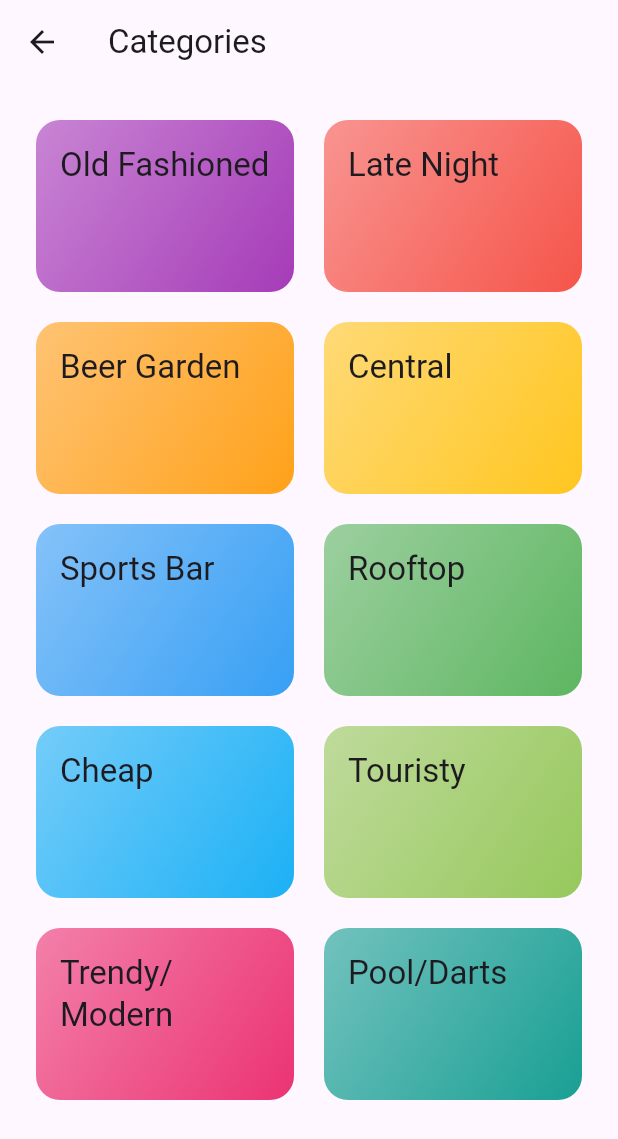
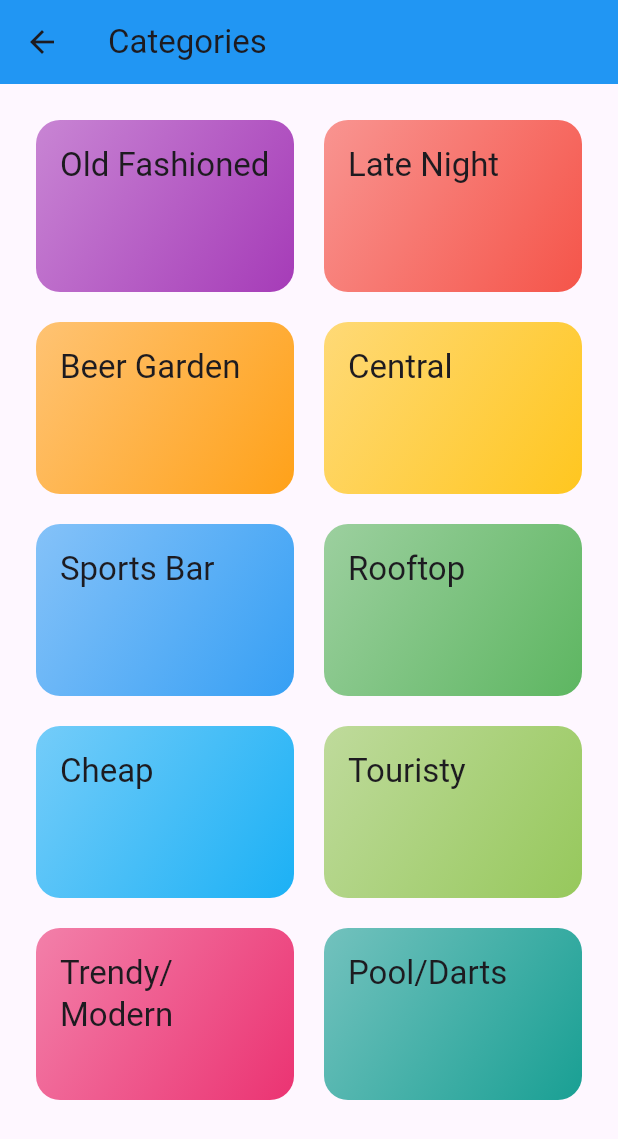
Before and after one commit to DaraLenaghan-1/Pub-Wiser, a Flutter app: the CategoriesScreen screen opened by its route, on a phone screen of 412 x 824 dp. Shown: the top 1139 px of the screen. Run offline on Flutter 3.47's test engine with Material 3 defaults, Android fonts, the phone set to English and light mode, and no system bars; our stand-ins replace firebase_auth, firebase_core, fluttertoast, font_awesome_flutter, google_fonts, google_sign_in and 1 more; accounts and stored records are empty.

Commit message:
Create UI to display pubs with local data

```diff
--- a/lib/data/pub_data.dart
+++ b/lib/data/pub_data.dart
@@ -57,7 +57,7 @@ const availableCategories = [
 
 const pubData = [
   Pub(
-    id: 'm1',
+    id: 'p1',
     categories: [
       'c1',
     ],
@@ -65,7 +65,134 @@ const pubData = [
     affordability: Affordability.affordable,
     imageUrl:
         'https://images.squarespace-cdn.com/content/v1/5b93e7d4c258b4fee2a78c89/1538865968160-ZA1OLQGY65IP0ZNQ8KQM/Tigh+Neactains+Photos-+Boyd+Challenger-2.jpg?format=2500w',
-    isAccessible : true,
+    isAccessible: true,
+    isLateNight: false,
+  ),
+  Pub(
+    id: 'p2',
+    categories: [
+      'c1',
+    ],
+    title: 'Tigh Coilí',
+    affordability: Affordability.affordable,
+    imageUrl:
+        'https://d2hz75cbudexsj.cloudfront.net/Galway/Restaurant/9763b5e9-4ef9-4f06-b016-30073677fb83.jpg',
+    isAccessible: true,
+    isLateNight: false,
+  ),
+  Pub(
+    id: 'p3',
+    categories: [
+      'c2',
+    ],
+    title: 'The Front Door',
+    affordability: Affordability.affordable,
+    imageUrl:
+        'https://www.frontdoorpub.com/wp-content/uploads/2019/11/74795236_10157168012164051_5862289415946108928_o-700x441.jpg',
+    isAccessible: true,
+    isLateNight: true,
+  ),
+  Pub(
+    id: 'p4',
+    categories: [
+      'c2',
+    ],
+    title: 'The Skeff',
+    affordability: Affordability.affordable,
+    imageUrl: 'https://thisisgalway.ie/wp-content/uploads/2018/03/Skeff-8.jpg',
+    isAccessible: true,
+    isLateNight: true,
+  ),
+  Pub(
+    id: 'p5',
+    categories: [
+      'c2',
+    ],
+    title: 'The Kings Head',
+    affordability: Affordability.affordable,
+    imageUrl:
+        'https://goodfoodireland.ie/wp-content/uploads/2020/11/paul-and-mary-grealish-the-kings-head-exterior-scaled.jpg',
+    isAccessible: true,
+    isLateNight: true,
+  ),
+  Pub(
+    id: 'p6',
+    categories: [
+      'c2',
+    ],
+    title: 'The Quays',
+    affordability: Affordability.affordable,
+    imageUrl:
+        'https://a.storyblok.com/f/51678/1800x900/587e48fe02/the-quays-galway-ireland-shutterstock-gabriel12.jpg',
+    isAccessible: true,
+    isLateNight: true,
+  ),
+  Pub(
+    id: 'p7',
+    categories: [
+      'c5',
+    ],
+    title: 'The Dew Drop Inn',
+    affordability: Affordability.affordable,
+    imageUrl:
+        'https://galwaybaybrewery.com/wp-content/uploads/2021/10/TheDewDrop.jpg',
+    isAccessible: true,
+    isLateNight: false,
+  ),
+  Pub(
+    id: 'p8',
+    categories: [
+      'c4',
+    ],
+    title: 'The Cellar',
+    affordability: Affordability.affordable,
+    imageUrl:
+        'https://media-cdn.tripadvisor.com/media/photo-s/02/59/7c/fb/located-in-galway-city.jpg',
+    isAccessible: true,
     isLateNight: false,
   ),
 ];
+
+ /*final String id;
+  final String title;
+  final Color color;
+
+  CategoryGridItme(this.id, this.title, this.color);
+
+  void selectCategory(BuildContext ctx) {
+    Navigator.of(ctx).pushNamed(
+      CategoryMealsScreen.routeName,
+      arguments: {
+        'id': id,
+        'title': title,
+        'color': color,
+      },
+    );
+  }
+
+  @override
+  Widget build(BuildContext context) {
+    return InkWell(
+      onTap: () => selectCategory(context),
+      splashColor: Theme.of(context).primaryColor,
+      borderRadius: BorderRadius.circular(15.0),
+      child: Container(
+        padding: const EdgeInsets.all(15.0),
+        child: Text(
+          title,
+          style: Theme.of(context).textTheme.title,
+        ),
+        decoration: BoxDecoration(
+          gradient: LinearGradient(
+            colors: [
+              color.withOpacity(0.7),
+              color,
+            ],
+            begin: Alignment.topLeft,
+            end: Alignment.bottomRight,
+          ),
+          borderRadius: BorderRadius.circular(15.0),
+        ),
+      ),
+    );
+  }*/
--- a/lib/features/app/pages/categories.dart
+++ b/lib/features/app/pages/categories.dart
@@ -1,16 +1,29 @@
+import 'package:first_app/features/app/pages/pubs_page.dart';
 import 'package:first_app/models/category.dart';
 import 'package:flutter/material.dart';
 import 'package:first_app/data/pub_data.dart';
 import 'package:first_app/features/app/widgets/category_grid_item.dart';
+import 'package:first_app/models/pub.dart';
 
 class CategoriesScreen extends StatelessWidget {
   const CategoriesScreen({super.key});
+
+  void _selectCategory(BuildContext context, Category category) {
+    final filteredPubs =
+        pubData.where((pub) => pub.categories.contains(category.id)).toList();
+
+    Navigator.of(context).push(MaterialPageRoute(
+        builder: (ctx) => PubsPage(
+            title: category.title,
+            pubs: filteredPubs))); //Navigator.push(context, route)
+  }
 
   @override
   Widget build(BuildContext context) {
     return Scaffold(
         appBar: AppBar(
           title: const Text('Categories'),
+          backgroundColor: Colors.blue,
         ),
         body: GridView(
           padding: const EdgeInsets.all(24.0),
@@ -24,7 +37,11 @@ class CategoriesScreen extends StatelessWidget {
           children: [
             // availableCategories.map((category) => CategoryGridItem(category: category)).toList(),
             for (final category in availableCategories)
-              CategoryGridItem(category: category)
+              CategoryGridItem(
+                  category: category,
+                  onSelectCategory: () {
+                    _selectCategory(context, category);
+                  })
           ],
         ));
   }
--- a/lib/features/app/widgets/category_grid_item.dart
+++ b/lib/features/app/widgets/category_grid_item.dart
@@ -2,9 +2,12 @@ import 'package:first_app/models/category.dart';
 import 'package:flutter/material.dart';
 
 class CategoryGridItem extends StatelessWidget {
-  const CategoryGridItem({super.key, required this.category});
+  const CategoryGridItem(
+      {Key? key, required this.category, required this.onSelectCategory})
+      : super(key: key);
 
   final Category category;
+  final VoidCallback onSelectCategory;
 
   @override
   Widget build(BuildContext context) {
@@ -12,7 +15,7 @@ class CategoryGridItem extends StatelessWidget {
     //get visual feedback when the user taps the widget
     // GestureDetector does not provide any visual feedback when the user taps the widget
     return InkWell(
-      onTap: () {},
+      onTap: onSelectCategory,
       splashColor: Theme.of(context).primaryColor,
       borderRadius: BorderRadius.circular(16.0),
       child: Container(
@@ -37,8 +40,9 @@ class CategoryGridItem extends StatelessWidget {
           )),
     );
   }
+}
 
-  /*final String id;
+/*final String id;
   final String title;
   final Color color;
 
@@ -81,4 +85,3 @@ class CategoryGridItem extends StatelessWidget {
       ),
     );
   }*/
-}
--- a/lib/features/user_auth/presentation/pages/home_page.dart
+++ b/lib/features/user_auth/presentation/pages/home_page.dart
@@ -17,6 +17,7 @@ class _HomePageState extends State<HomePage> {
         appBar: AppBar(
           automaticallyImplyLeading: false,
           title: const Text("HomePage"),
+          backgroundColor: Colors.blue,
         ),
         body: Column(
           mainAxisAlignment: MainAxisAlignment.center,
--- a/pubspec.yaml
+++ b/pubspec.yaml
@@ -40,6 +40,7 @@ dependencies:
   font_awesome_flutter: ^10.6.0
   google_sign_in: ^6.1.5
   google_fonts: ^6.1.0
+  transparent_image: ^2.0.1
 
 # firebase_core: ^2.21.0
 # This is the core Firebase library. It is required to use any Firebase service in your Flutter application.
```
Also changed, not shown: lib/features/app/pages/pubs_page.dart (+3 -4 lines), lib/features/app/widgets/pub_item.dart (added, +97 -0 lines), lib/main.dart (+3 -8 lines), pubspec.lock.
